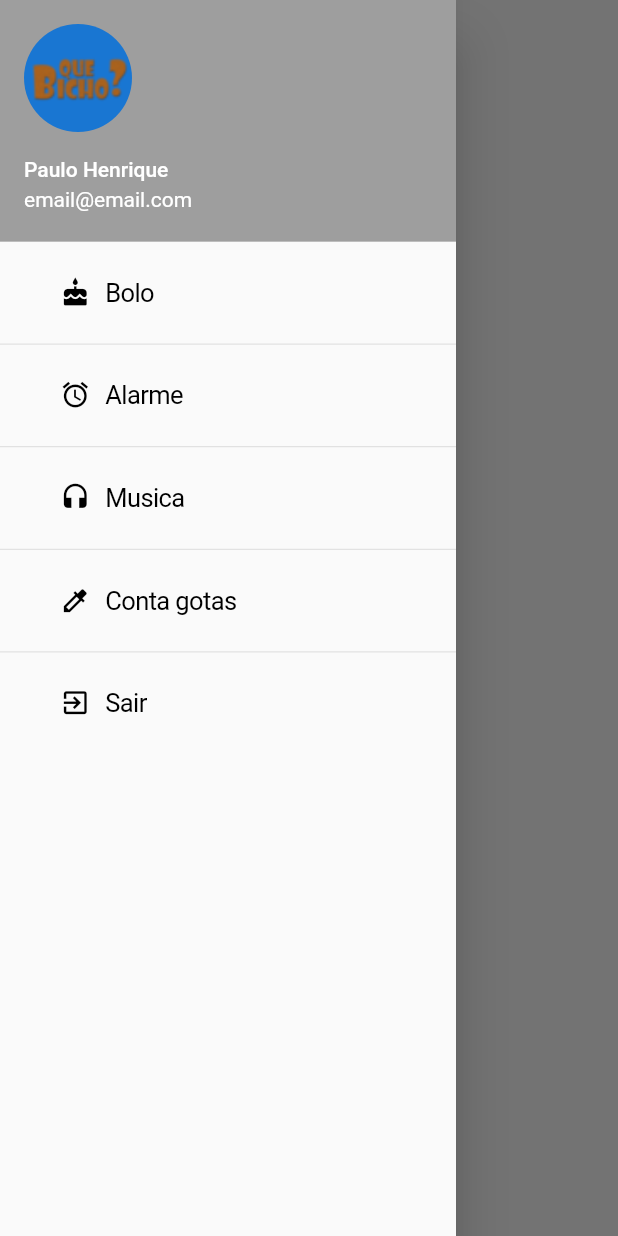
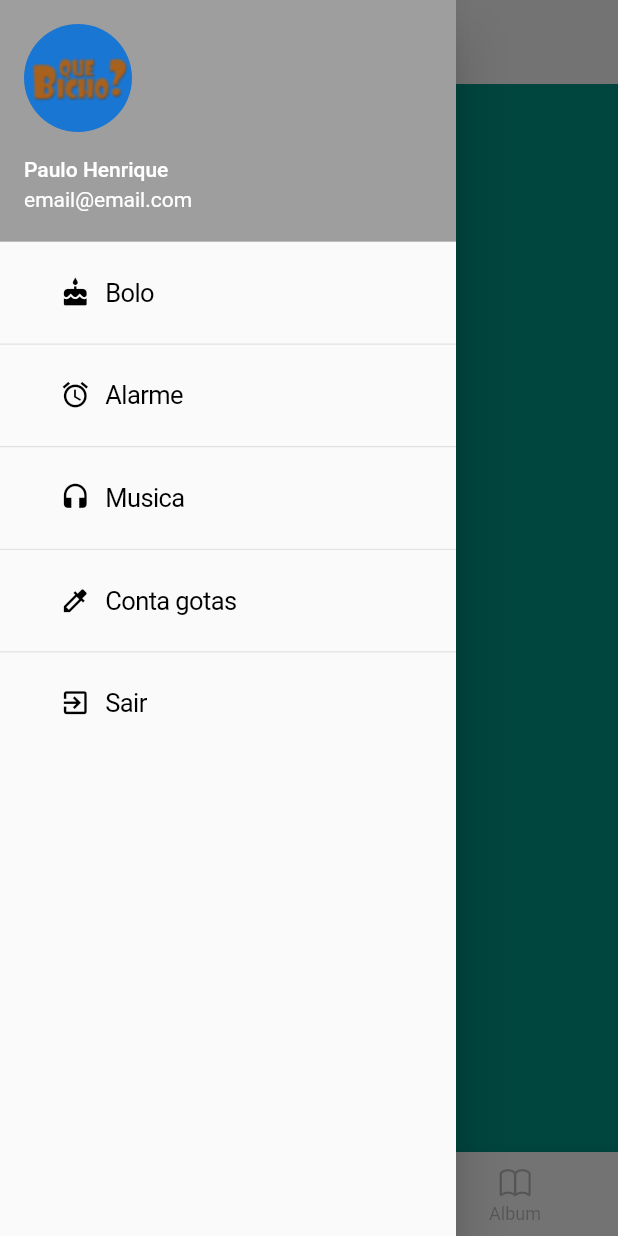
Before and after one commit to phferreira/quebicho, a Flutter app: the PrincipalPage screen opened directly, with the side drawer open, on a phone screen of 412 x 824 dp. Run offline on Flutter 3.47's test engine with Material 2 defaults, Android fonts, the phone set to English and light mode, and no system bars.

Commit message:
Incluido menu inferior

```diff
--- a/lib/class/principalpage.dart
+++ b/lib/class/principalpage.dart
@@ -2,7 +2,27 @@ import 'package:QueBicho/controller/emailpagecontroller.dart';
 import 'package:flutter/cupertino.dart';
 import 'package:flutter/material.dart';
 
-class PrincipalPage extends StatelessWidget {
+class PrincipalPage extends StatefulWidget {
+  @override
+  _PrincipalPageState createState() => _PrincipalPageState();
+}
+
+class _PrincipalPageState extends State<PrincipalPage> {
+
+  int _currentIndex = 0;
+
+  List<Widget> _tabList = [
+    Container(
+      color: Colors.teal,
+    ),
+    Container(
+      color: Colors.red,
+    ),
+    Container(
+      color: Colors.purple,
+    ),
+  ];
+
   @override
   Widget build(BuildContext context) {
     return new Scaffold(
@@ -166,14 +186,30 @@ class PrincipalPage extends StatelessWidget {
           ],
         ),
       ),
-      body: Center(
-        child: Column(
-          children: <Widget>[
-            Container(
-              color: Colors.blue,
-            ),
-          ],
-        ),
+      body: _tabList[_currentIndex],
+      bottomNavigationBar: BottomNavigationBar(
+        selectedItemColor: Colors.black,
+        unselectedItemColor: Colors.black26,
+        currentIndex: _currentIndex,
+        items: <BottomNavigationBarItem>[
+          BottomNavigationBarItem(
+            icon: Icon(CupertinoIcons.home),
+            title: Text('Home'),
+          ),
+          BottomNavigationBarItem(
+            icon: Icon(Icons.camera_alt),
+            title: Text('Camera'),
+          ),
+          BottomNavigationBarItem(
+            icon: Icon(CupertinoIcons.book),
+            title: Text('Album'),
+          ),
+        ],
+        onTap: (currentIndex){
+          setState(() {
+            _currentIndex = currentIndex;
+          });
+        }
       ),
     );
   }
```
